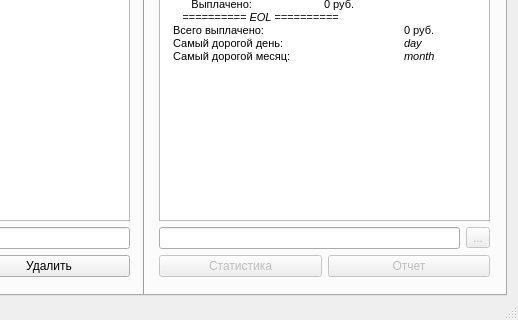
Old version of the form mainwindow.ui in the repository The-Zealot/WBScheduleManager; both pictures show x 223 to 741 and y 170 to 490 of the 741 by 490 pixel window.
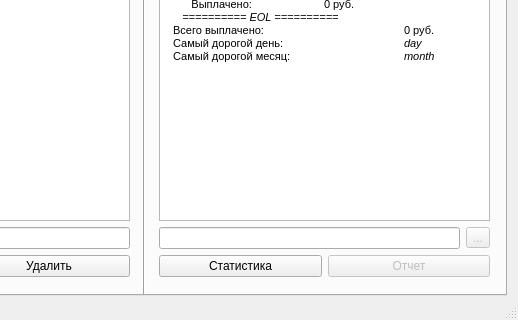
New version of the form. The open tabs and pages were chosen to show the change. Custom widgets are drawn as their Qt base class.

Commit message: Enabled statistic button

The edit to the form file:
```diff
--- a/mainwindow.ui
+++ b/mainwindow.ui
@@ -776,7 +776,7 @@
          <item>
           <widget class="QPushButton" name="buttonStatistics">
            <property name="enabled">
-            <bool>false</bool>
+            <bool>true</bool>
            </property>
            <property name="text">
             <string>Статистика</string>
```
The commit also changes 1 other file.
